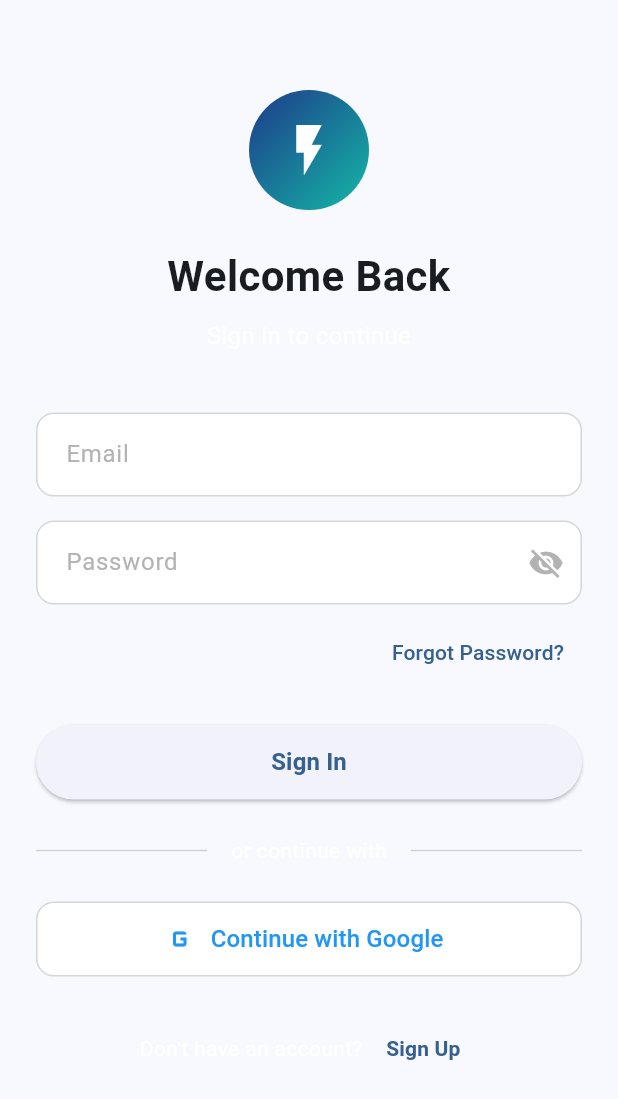
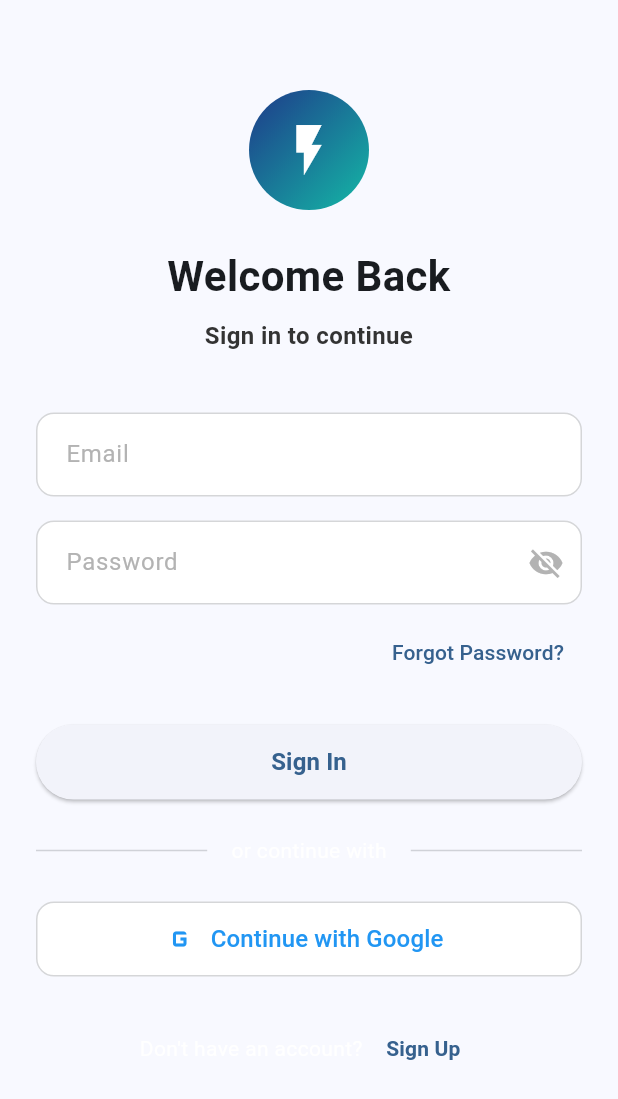
Before and after one commit to Lisaluvme/Xero-chatbot, a Flutter app: the LoginPage screen opened directly, on a phone screen of 412 x 824 dp. Shown: the top 1099 px of the screen. Run offline on Flutter 3.47's test engine with Material 3 defaults, Android fonts, the phone set to English and light mode, and no system bars; our stand-ins replace firebase_auth, flutter_local_notifications, flutter_tts, google_sign_in, pdf, permission_handler and 5 more; accounts and stored records are empty; network calls fail.

Commit message:
Make login page subtitle 'Sign in to continue' bold and black

```diff
--- a/genset_assistant_2/lib/features/auth/login_page.dart
+++ b/genset_assistant_2/lib/features/auth/login_page.dart
@@ -286,9 +286,10 @@ class _LoginPageState extends State<LoginPage> {
               // Subtitle
               Text(
                 'Sign in to continue',
-                style: TextStyle(
+                style: const TextStyle(
                   fontSize: 16,
-                  color: Theme.of(context).colorScheme.onSecondary,
+                  fontWeight: FontWeight.w600,
+                  color: Color(0xFF333333),
                 ),
                 textAlign: TextAlign.center,
               ),
```
